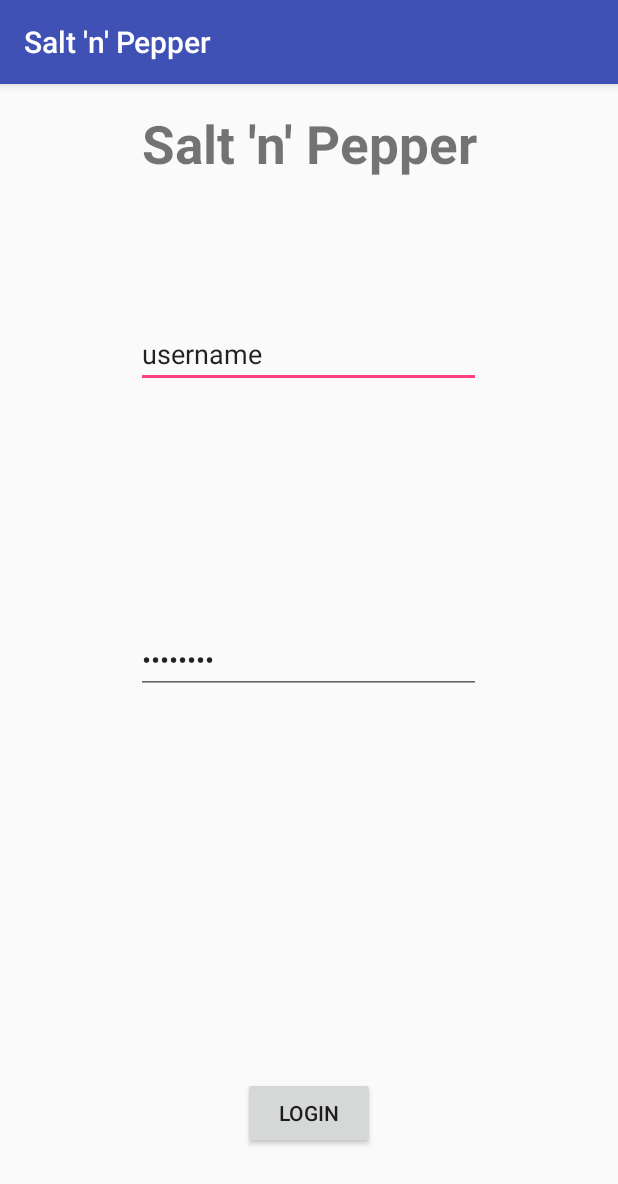
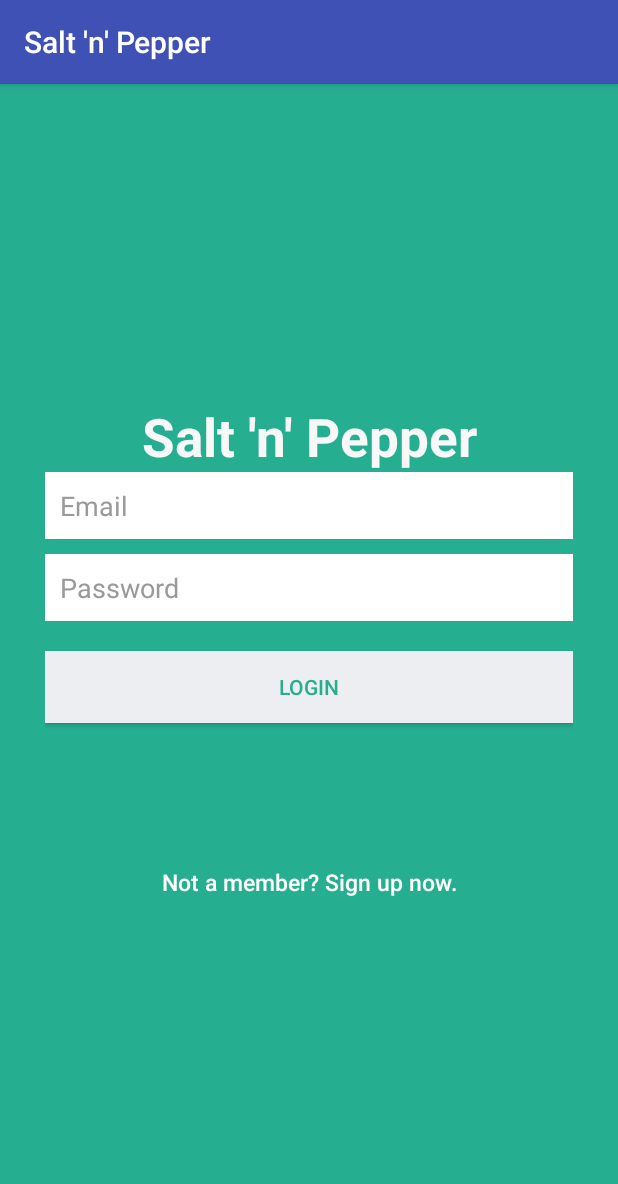
Before and after one commit to hardsree123/SaltnPepper15022016, an Android app: the screen it shows after launch (Login), on a phone screen of 412 x 824 dp. Shown: the top 1184 px of the screen. Run offline under Robolectric (Android 15) with nearby library versions, the phone set to English and light mode, and no system bars; our stand-ins replace Volley; 4 statements that could not run were skipped.

```diff
--- a/app/build.gradle
+++ b/app/build.gradle
@@ -24,4 +24,5 @@ dependencies {
     testCompile 'junit:junit:4.12'
     compile 'com.android.support:appcompat-v7:23.1.1'
     compile 'com.android.support:design:23.1.1'
+    compile 'com.mcxiaoke.volley:library-aar:1.0.0'
 }
--- a/app/src/main/java/com/sitcom/sreejithm/saltnpepper/Login.java
+++ b/app/src/main/java/com/sitcom/sreejithm/saltnpepper/Login.java
@@ -1,31 +1,74 @@
 package com.sitcom.sreejithm.saltnpepper;
 
+import android.app.ProgressDialog;
 import android.content.Intent;
+import android.os.Bundle;
 import android.support.v7.app.AppCompatActivity;
-import android.os.Bundle;
+import android.util.Log;
 import android.view.View;
+import android.widget.Button;
 import android.widget.EditText;
+import android.widget.Toast;
+
+import com.android.volley.Request.Method;
+import com.android.volley.Response;
+import com.android.volley.VolleyError;
+import com.android.volley.toolbox.StringRequest;
+import com.sitcom.sreejithm.activity.RegisterActivity;
+import com.sitcom.sreejithm.helper.SessionManager;
+import com.sitcom.sreejithm.helper.SQLiteHandler;
+import com.sitcom.sreejithm.app.AppConfig;
+import com.sitcom.sreejithm.app.AppController;
+
+import org.json.JSONException;
+import org.json.JSONObject;
+
+import java.util.HashMap;
+import java.util.Map;
 
 
 public class Login extends AppCompatActivity {
-    public EditText usernameText;
+    private static final String TAG = RegisterActivity.class.getSimpleName();
+    private Button btnLogin;
+    private Button btnLinkToRegister;
+    public EditText inputEmail;
     public EditText passwordText;
+
+    private ProgressDialog pDialog;
+    private SessionManager session;
+    private SQLiteHandler db;
+
     @Override
     protected void onCreate(Bundle savedInstanceState) {
         super.onCreate(savedInstanceState);
         setContentView(R.layout.activity_login);
 
+        inputEmail = (EditText) findViewById(R.id.email);
+        passwordText = (EditText) findViewById(R.id.password);
+        btnLogin = (Button) findViewById(R.id.btnLogin);
+        btnLinkToRegister = (Button) findViewById(R.id.btnLinkToRegisterScreen);
+        // Progress dialog
+        pDialog = new ProgressDialog(this);
+        pDialog.setCancelable(false);
 
-        final View usernameView = findViewById(R.id.username);
-        final View passwordView = findViewById(R.id.password);
-        usernameText = (EditText) usernameView;
-        passwordText = (EditText) passwordView;
+        // SQLite database handler
+        db = new SQLiteHandler(getApplicationContext());
 
-        usernameText.setOnClickListener(new View.OnClickListener() {
-                                            public void onClick(View view) {
-                                                usernameText.setText("");
-                                            }
-                                        }
+        // Session manager
+        session = new SessionManager(getApplicationContext());
+
+        // Check if user is already logged in or not
+        if (session.isLoggedIn()) {
+            // User is already logged in. Take him to main activity
+            Intent intent = new Intent(Login.this, MainActivity.class);
+            startActivity(intent);
+            finish();
+        }
+        inputEmail.setOnClickListener(new View.OnClickListener() {
+                                          public void onClick(View view) {
+                                              inputEmail.setText("");
+                                          }
+                                      }
         );
 
         passwordText.setOnClickListener(new View.OnClickListener() {
@@ -33,13 +76,134 @@ public class Login extends AppCompatActivity {
                 passwordText.setText("");
             }
         });
+
+
+        // Login button Click Event
+        btnLogin.setOnClickListener(new View.OnClickListener() {
+
+            public void onClick(View view) {
+                String email = inputEmail.getText().toString().trim();
+                String password = passwordText.getText().toString().trim();
+
+                // Check for empty data in the form
+                if (!email.isEmpty() && !password.isEmpty()) {
+                    // login user
+                    checkLogin(email, password);
+                } else {
+                    // Prompt user to enter credentials
+                    Toast.makeText(getApplicationContext(),
+                            "Please enter the credentials!", Toast.LENGTH_LONG)
+                            .show();
+                }
+            }
+
+        });
+
+        // Link to Register Screen
+        btnLinkToRegister.setOnClickListener(new View.OnClickListener() {
+
+            public void onClick(View view) {
+                Intent i = new Intent(getApplicationContext(),
+                        RegisterActivity.class);
+                startActivity(i);
+                finish();
+            }
+        });
+
     }
 
-    public void loginattempt(View view) {
-        Intent intent = new Intent(this, ChooseDish.class);
-        String message = usernameText.getText().toString();// editText.getText().toString();
-        intent.putExtra("login", message);
-        startActivity(intent);
+    private void checkLogin(final String email,final String password) {
+        // Tag used to cancel the request
+        String tag_string_req = "req_login";
+
+        pDialog.setMessage("Logging in ...");
+        showDialog();
+
+        StringRequest strReq = new StringRequest(Method.POST,
+                AppConfig.URL_LOGIN, new Response.Listener<String>() {
+            @Override
+            public void onResponse(String response) {
+                Log.d(TAG, "Login Response: " + response.toString());
+                hideDialog();
+
+                try {
+                    JSONObject jObj = null;
+                    try {
+                        jObj = new JSONObject(response);
+                    } catch (JSONException e) {
+                        e.printStackTrace();
+                    }
+                    boolean error = jObj.getBoolean("error");
+
+                    // Check for error node in json
+                    if (!error) {
+                        // user successfully logged in
+                        // Create login session
+                        session.setLogin(true);
+
+                        // Now store the user in SQLite
+                        String uid = jObj.getString("uid");
+
+                        JSONObject user = jObj.getJSONObject("user");
+                        String name = user.getString("name");
+                        String email = user.getString("email");
+                        String created_at = user
+                                .getString("created_at");
+
+                        // Inserting row in users table
+                        db.addUser(name, email, uid, created_at);
+
+                        // Launch main activity
+                        Intent intent = new Intent(Login.this,MainActivity.class);
+                        startActivity(intent);
+                        finish();
+                    } else {
+                        // Error in login. Get the error message
+                        String errorMsg = jObj.getString("error_msg");
+                        Toast.makeText(getApplicationContext(),
+                                errorMsg, Toast.LENGTH_LONG).show();
+                    }
+                } catch (JSONException e) {
+                    // JSON error
+                    e.printStackTrace();
+                    Toast.makeText(getApplicationContext(), "Json error: " + e.getMessage(), Toast.LENGTH_LONG).show();
+                }
+
+            }
+        }, new Response.ErrorListener() {
+
+            @Override
+            public void onErrorResponse(VolleyError error) {
+                Log.e(TAG, "Login Error: " + error.getMessage());
+                Toast.makeText(getApplicationContext(),
+                        error.getMessage(), Toast.LENGTH_LONG).show();
+                hideDialog();
+            }
+        }) {
+
+            @Override
+            protected Map<String, String> getParams() {
+                // Posting parameters to login url
+                Map<String, String> params = new HashMap<String, String>();
+                params.put("email", email);
+                params.put("password", password);
+
+                return params;
+            }
+
+        };
+
+        // Adding request to request queue
+        AppController.getInstance().addToRequestQueue(strReq, tag_string_req);
     }
 
+    private void showDialog() {
+        if (!pDialog.isShowing())
+            pDialog.show();
+    }
+
+    private void hideDialog() {
+        if (pDialog.isShowing())
+            pDialog.dismiss();
+    }
 }
--- a/app/src/main/res/layout/activity_login.xml
+++ b/app/src/main/res/layout/activity_login.xml
@@ -1,4 +1,5 @@
 <?xml version="1.0" encoding="utf-8"?>
+<!--
 <RelativeLayout xmlns:android="http://schemas.android.com/apk/res/android"
     xmlns:tools="http://schemas.android.com/tools"
     android:layout_width="match_parent"
@@ -8,6 +9,16 @@
     android:paddingRight="@dimen/activity_horizontal_margin"
     android:paddingTop="@dimen/activity_vertical_margin"
     tools:context="com.sitcom.sreejithm.saltnpepper.Login">
+-->
+
+    <LinearLayout xmlns:android="http://schemas.android.com/apk/res/android"
+        android:layout_width="fill_parent"
+        android:layout_height="fill_parent"
+        android:background="@color/bg_login"
+        android:gravity="center"
+        android:orientation="vertical"
+        android:padding="10dp"
+        android:weightSum="1">
 
         <TextView
             android:id="@+id/title"
@@ -18,17 +29,30 @@
             android:textStyle="bold"
             android:layout_alignParentTop="true"
             android:layout_centerHorizontal="true"
-        android:textAlignment="center" />
+            android:textAlignment="center"
+            android:textColor="#f8f8f8" />
+
+        <LinearLayout
+        android:layout_width="fill_parent"
+        android:layout_height="wrap_content"
+        android:layout_gravity="center"
+        android:orientation="vertical"
+        android:paddingLeft="20dp"
+        android:paddingRight="20dp" >
 
             <EditText
-        android:id="@+id/username"
+        android:id="@+id/email"
         android:layout_width="fill_parent"
         android:layout_height="wrap_content"
-        android:layout_marginLeft="150dp"
-        android:layout_marginTop="94dp"
+        android:layout_marginBottom="10dp"
+        android:background="@color/white"
         android:layout_below="@+id/title"
+        android:padding="10dp"
+        android:singleLine="true"
+        android:textColor="@color/input_login"
+        android:textColorHint="@color/input_login_hint"
         android:layout_centerHorizontal="true"
-        android:text="username" />
+        android:hint="@string/hint_email" />
 
     <EditText
         android:layout_width="fill_parent"
@@ -36,18 +60,40 @@
         android:inputType="textPassword"
         android:ems="10"
         android:id="@+id/password"
-        android:text="password"
+        android:background="@color/white"
+        android:hint="@string/hint_password"
         android:layout_centerVertical="true"
         android:layout_alignStart="@+id/username"
-        android:layout_alignEnd="@+id/username" />
+        android:layout_alignEnd="@+id/username"
+        android:padding="10dp"
+        android:singleLine="true"
+        android:textColor="@color/input_login"
+        android:textColorHint="@color/input_login_hint"
+        />
 
     <Button
-        android:layout_width="wrap_content"
+        android:layout_width="fill_parent"
         android:layout_height="wrap_content"
         android:text="Login"
-        android:id="@+id/loginbutton"
-        android:onClick="loginattempt"
+        android:id="@+id/btnLogin"
         android:layout_alignParentBottom="true"
         android:layout_centerHorizontal="true"
-        android:layout_marginBottom="42dp" />
-</RelativeLayout>
+        android:layout_marginBottom="42dp"
+        android:layout_marginTop="20dip"
+        android:background="@color/btn_login_bg"
+        android:textColor="@color/btn_login"
+        />
+
+            <Button
+                android:id="@+id/btnLinkToRegisterScreen"
+                android:layout_width="fill_parent"
+                android:layout_height="wrap_content"
+                android:layout_marginTop="40dip"
+                android:background="@null"
+                android:text="@string/btn_link_to_register"
+                android:textAllCaps="false"
+                android:textColor="@color/white"
+                android:textSize="15dp" />
+    </LinearLayout>
+    </LinearLayout>
+<!--</RelativeLayout>-->
--- a/app/src/main/res/values/colors.xml
+++ b/app/src/main/res/values/colors.xml
@@ -3,4 +3,18 @@
     <color name="colorPrimary">#3F51B5</color>
     <color name="colorPrimaryDark">#303F9F</color>
     <color name="colorAccent">#FF4081</color>
+    <color name="bg_login">#26ae90</color>
+    <color name="bg_register">#2e3237</color>
+    <color name="bg_main">#428bca</color>
+    <color name="white">#ffffff</color>
+    <color name="input_login">#222222</color>
+    <color name="input_login_hint">#999999</color>
+    <color name="input_register">#888888</color>
+    <color name="input_register_bg">#3b4148</color>
+    <color name="input_register_hint">#5e6266</color>
+    <color name="btn_login">#26ae90</color>
+    <color name="btn_login_bg">#eceef1</color>
+    <color name="lbl_name">#333333</color>
+    <color name="btn_logut_bg">#ff6861</color>
+
 </resources>
--- a/app/src/main/res/values/strings.xml
+++ b/app/src/main/res/values/strings.xml
@@ -1,4 +1,14 @@
 <resources>
     <string name="app_name">Salt \&apos;n\&apos; Pepper</string>
     <string name="title_activity_take_order">TakeOrder</string>
+    <string name="btn_login">LOGIN</string>
+    <string name="btn_register">REGISTER</string>
+    <string name="btn_link_to_register">Not a member? Sign up now.</string>
+    <string name="btn_link_to_login">Already registred! Login Me.</string>
+    <string name="welcome">Welcome</string>
+    <string name="btn_logout">LOGOUT</string>
+    <string name="hint_name">Username</string>
+    <string name="hint_email">Email</string>
+    <string name="hint_password">Password</string>
+    <string name="name">Fullname</string>
 </resources>
```
Also changed, not shown: app/src/main/AndroidManifest.xml (+12 -2 lines), app/src/main/java/com/sitcom/sreejithm/saltnpepper/RestaurantMenu.java (+94 -0 lines). Lines whose indentation alone changed are shown as unchanged.
